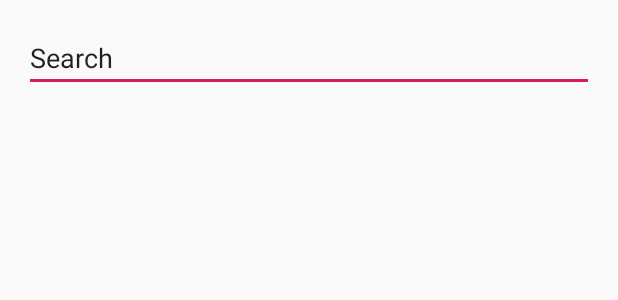
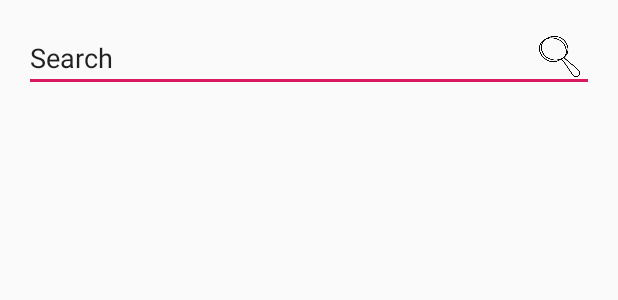
Before and after one commit to mavr1k7/FamilyMapApp, an Android app: the layout activity_search.xml on its own in the app's theme, with its tools: preview values and no code run, on a phone screen of 412 x 824 dp. Shown: the top 300 px of the screen. Run offline under Robolectric (Android 15) with nearby library versions, the phone set to English and light mode, and no system bars.

Commit message:
Fixed settings on load and created search activity

```diff
--- a/app/src/main/AndroidManifest.xml
+++ b/app/src/main/AndroidManifest.xml
@@ -43,6 +43,7 @@
         <activity android:name=".ui.FilterActivity" android:parentActivityName=".ui.MainActivity" />
         <activity android:name=".ui.PersonActivity" android:parentActivityName=".ui.MainActivity" />
         <activity android:name=".ui.SettingsActivity" android:parentActivityName=".ui.MainActivity" />
+        <activity android:name=".ui.SearchActivity" android:parentActivityName=".ui.MainActivity" />
     </application>
 
 </manifest>
--- a/app/src/main/java/com/teranpeterson/client/helpers/RecyclerAdapter.java
+++ b/app/src/main/java/com/teranpeterson/client/helpers/ExpandableRecyclerAdapter.java
@@ -10,8 +10,8 @@ import com.thoughtbot.expandablerecyclerview.models.ExpandableGroup;
 
 import java.util.List;
 
-public class RecyclerAdapter extends ExpandableRecyclerViewAdapter<HeaderViewHolder, ItemViewHolder> {
-    public RecyclerAdapter(List<? extends ExpandableGroup> groups) {
+public class ExpandableRecyclerAdapter extends ExpandableRecyclerViewAdapter<HeaderViewHolder, ItemViewHolder> {
+    public ExpandableRecyclerAdapter(List<? extends ExpandableGroup> groups) {
         super(groups);
     }
 
--- a/app/src/main/java/com/teranpeterson/client/ui/PersonActivity.java
+++ b/app/src/main/java/com/teranpeterson/client/ui/PersonActivity.java
@@ -11,7 +11,7 @@ import android.widget.TextView;
 import com.teranpeterson.client.R;
 import com.teranpeterson.client.helpers.Header;
 import com.teranpeterson.client.helpers.Item;
-import com.teranpeterson.client.helpers.RecyclerAdapter;
+import com.teranpeterson.client.helpers.ExpandableRecyclerAdapter;
 import com.teranpeterson.client.model.Event;
 import com.teranpeterson.client.model.FamilyTree;
 import com.teranpeterson.client.model.Person;
@@ -84,7 +84,7 @@ public class PersonActivity extends AppCompatActivity {
         Header family = new Header("Family", persons);
         categories.add(family);
 
-        RecyclerAdapter adapter = new RecyclerAdapter(categories);
+        ExpandableRecyclerAdapter adapter = new ExpandableRecyclerAdapter(categories);
         recyclerView.setAdapter(adapter);
     }
 
--- a/app/src/main/res/layout/activity_search.xml
+++ b/app/src/main/res/layout/activity_search.xml
@@ -32,4 +32,16 @@
         app:layout_constraintEnd_toEndOf="parent"
         app:layout_constraintStart_toStartOf="parent"
         app:layout_constraintTop_toBottomOf="@+id/search_value" />
+
+    <ImageView
+        android:id="@+id/search_icon"
+        android:layout_width="30dp"
+        android:layout_height="0dp"
+        android:layout_marginTop="8dp"
+        android:layout_marginEnd="8dp"
+        android:layout_marginBottom="10dp"
+        app:layout_constraintBottom_toBottomOf="@+id/search_value"
+        app:layout_constraintEnd_toEndOf="@+id/search_value"
+        app:layout_constraintTop_toTopOf="@+id/search_value"
+        app:srcCompat="@drawable/magnifying" />
 </android.support.constraint.ConstraintLayout>
```
Also changed, not shown: app/src/main/java/com/teranpeterson/client/model/Settings.java (+53 -0 lines), app/src/main/java/com/teranpeterson/client/ui/FilterActivity.java (+11 -0 lines), app/src/main/java/com/teranpeterson/client/ui/SearchActivity.java (+19 -5 lines), app/src/main/java/com/teranpeterson/client/ui/SettingsActivity.java (+11 -0 lines).
